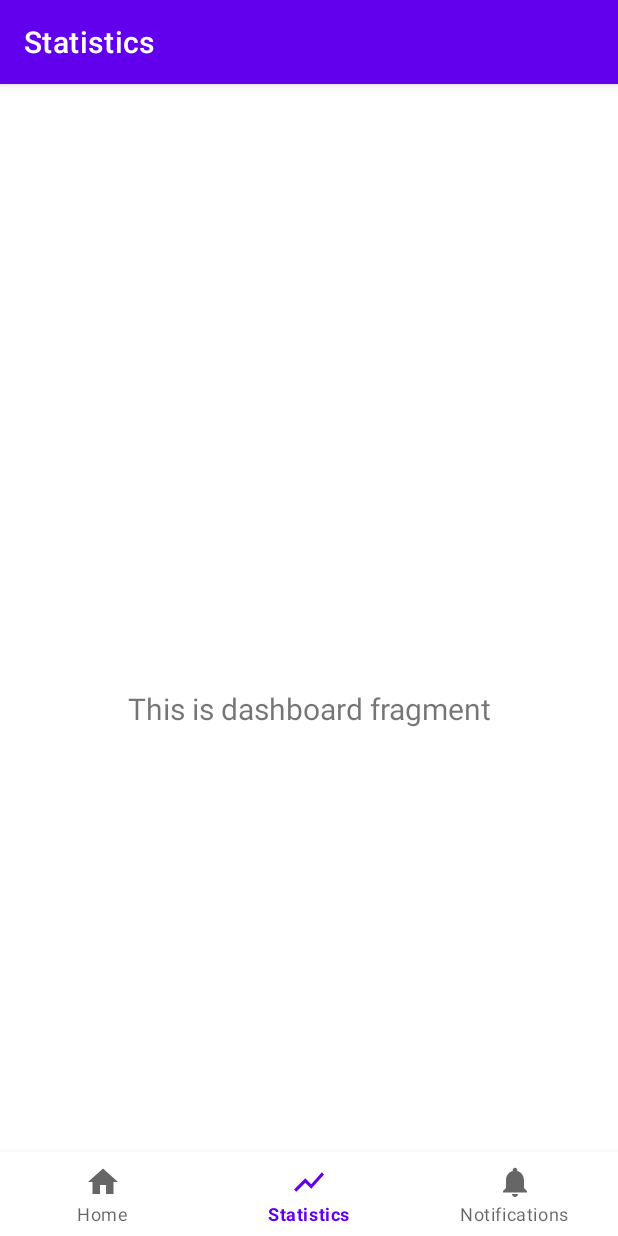
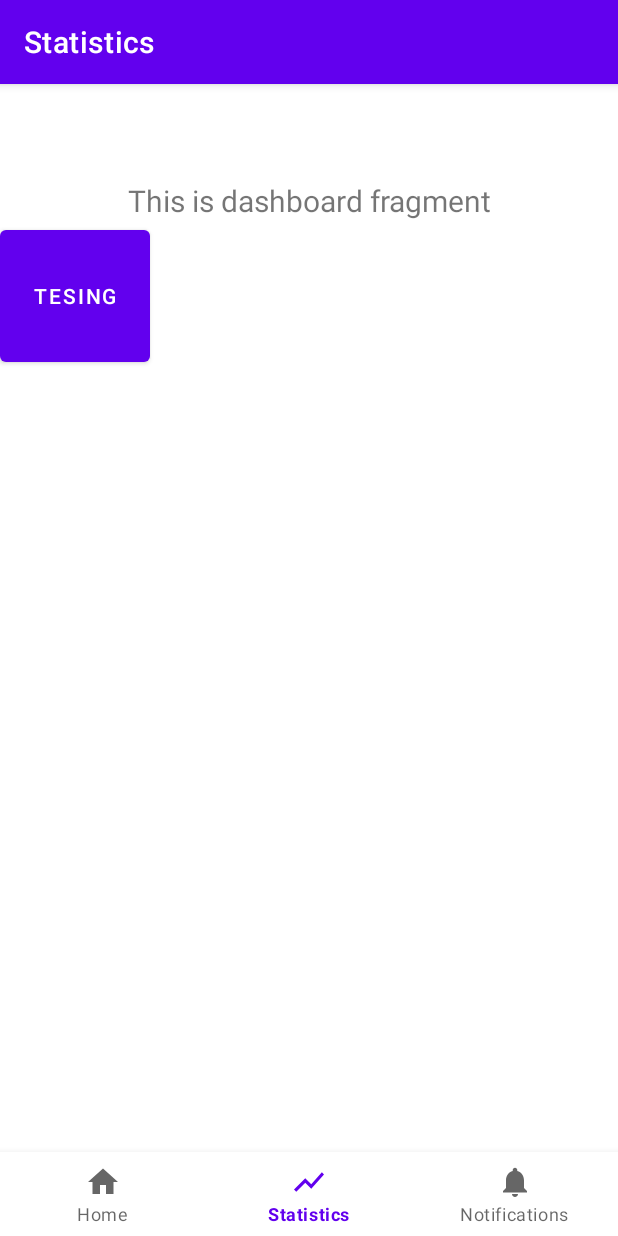
Before and after one commit to SasinduDilshara/Social-Distance-Reminder, an Android app: the DashboardFragment screen opened through its navigation route, on a phone screen of 412 x 824 dp. Run offline under Robolectric (Android 15) with nearby library versions, the phone set to English and light mode, and no system bars; our stand-ins replace navigation-ui.

Commit message:
testing button added

```diff
--- a/Social_DIstance_Reminder/app/src/main/res/layout/fragment_dashboard.xml
+++ b/Social_DIstance_Reminder/app/src/main/res/layout/fragment_dashboard.xml
@@ -15,8 +15,15 @@
         android:layout_marginEnd="8dp"
         android:textAlignment="center"
         android:textSize="20sp"
-        app:layout_constraintBottom_toBottomOf="parent"
         app:layout_constraintEnd_toEndOf="parent"
         app:layout_constraintStart_toStartOf="parent"
         app:layout_constraintTop_toTopOf="parent" />
+
+    <Button
+        android:layout_width="100dp"
+        app:layout_constraintTop_toBottomOf="@id/text_dashboard"
+        app:layout_constraintStart_toStartOf="parent"
+        android:layout_height="100dp"
+        android:text="tesing"/>
+
 </androidx.constraintlayout.widget.ConstraintLayout>
```
